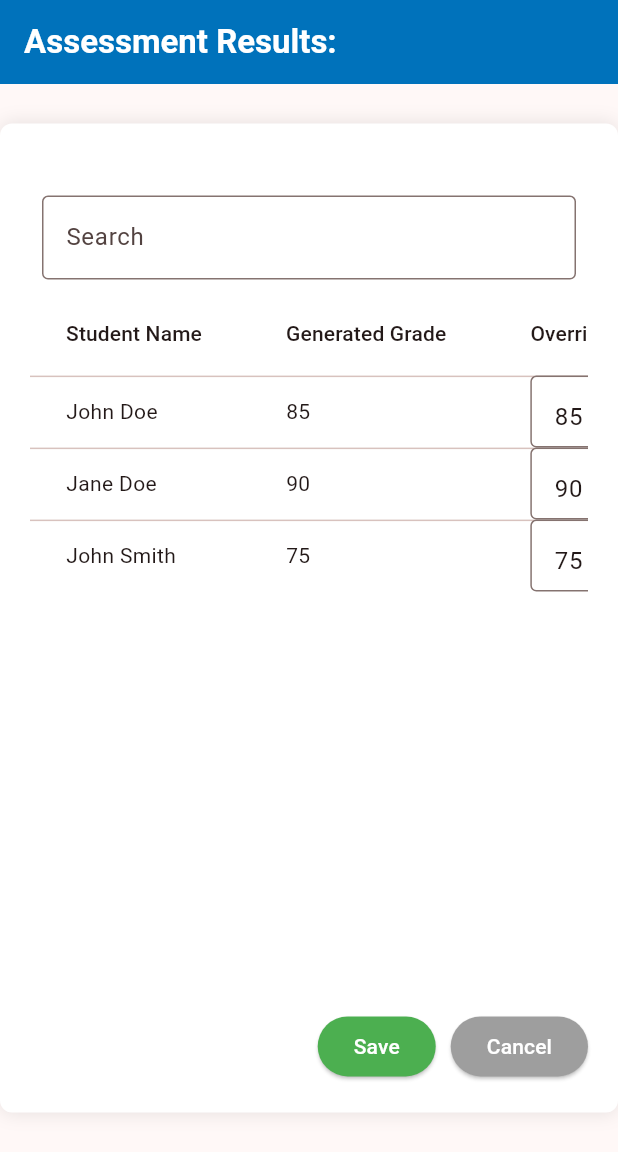
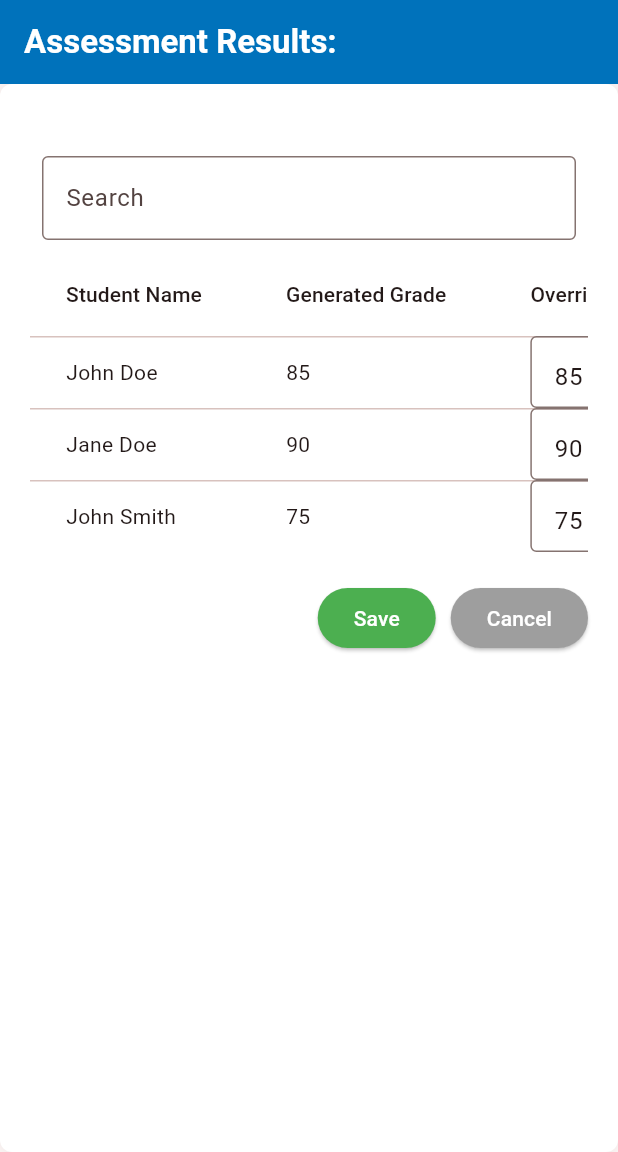
Before and after one commit to umgc/Summer2024, a Flutter app: the CreateViewAssessmentResults screen opened directly with empty values, on a phone screen of 412 x 824 dp, the part 84-1236 px from its top. Run offline on Flutter 3.47's test engine with Material 3 defaults, Android fonts, the phone set to English and light mode, and no system bars.

Commit message:
[TeamC] implement reusable scroll container usage in all components

```diff
--- a/Team-C/test_wizard/lib/widgets/view_assessment_results_form.dart
+++ b/Team-C/test_wizard/lib/widgets/view_assessment_results_form.dart
@@ -1,6 +1,7 @@
 import 'package:flutter/material.dart';
 // import 'package:test_wizard/views/view_test_view.dart';
 import 'package:test_wizard/widgets/cancel_button.dart';
+import 'package:test_wizard/widgets/scroll_container.dart';
 
 class ViewAssessmentResultsForm extends StatefulWidget {
   const ViewAssessmentResultsForm({super.key});
@@ -19,27 +20,7 @@ class AssessmentResultsFormState extends State<ViewAssessmentResultsForm> {
       {'name': 'John Smith', 'generatedGrade': 75, 'overrideGrade': 75},
     ];
 
-    final screenSize = MediaQuery.of(context).size;
-    return Center(
-      child: SingleChildScrollView(
-        child: ConstrainedBox(
-          constraints: BoxConstraints(
-            minHeight: screenSize.height * 0.5,
-            maxHeight: screenSize.height * 0.8,
-          ),
-          child: Container(
-            width: 1200,
-            padding: const EdgeInsets.all(20),
-            decoration: BoxDecoration(
-              color: Colors.white,
-              borderRadius: BorderRadius.circular(8),
-              boxShadow: [
-                BoxShadow(
-                  color: Colors.black.withOpacity(0.1),
-                  blurRadius: 10,
-                ),
-              ],
-            ),
+    return ScrollContainer(
       child: Column(
         crossAxisAlignment: CrossAxisAlignment.stretch,
         children: [
@@ -56,8 +37,7 @@ class AssessmentResultsFormState extends State<ViewAssessmentResultsForm> {
               },
             ),
           ),
-                Expanded(
-                  child: SingleChildScrollView(
+          SingleChildScrollView(
             scrollDirection: Axis.horizontal,
             child: DataTable(
               columns: const [
@@ -70,8 +50,7 @@ class AssessmentResultsFormState extends State<ViewAssessmentResultsForm> {
                 return DataRow(
                   cells: [
                     DataCell(Text(student['name'])),
-                            DataCell(
-                                Text(student['generatedGrade'].toString())),
+                    DataCell(Text(student['generatedGrade'].toString())),
                     DataCell(
                       TextField(
                         controller: TextEditingController(
@@ -84,8 +63,7 @@ class AssessmentResultsFormState extends State<ViewAssessmentResultsForm> {
                         onChanged: (value) {
                           setState(() {
                             student['overrideGrade'] =
-                                        int.tryParse(value) ??
-                                            student['overrideGrade'];
+                                int.tryParse(value) ?? student['overrideGrade'];
                           });
                         },
                       ),
@@ -101,8 +79,7 @@ class AssessmentResultsFormState extends State<ViewAssessmentResultsForm> {
                             onPressed: () {
                               setState(() {
                                 student['overrideGrade'] = int.tryParse(
-                                                student['overrideGrade']
-                                                    .toString()) ??
+                                        student['overrideGrade'].toString()) ??
                                     student['overrideGrade'];
                               });
                             },
@@ -132,7 +109,6 @@ class AssessmentResultsFormState extends State<ViewAssessmentResultsForm> {
               }).toList(),
             ),
           ),
-                ),
           const SizedBox(height: 20),
           Row(
             mainAxisAlignment: MainAxisAlignment.end,
@@ -153,9 +129,6 @@ class AssessmentResultsFormState extends State<ViewAssessmentResultsForm> {
           ),
         ],
       ),
-          ),
-        ),
-      ),
     );
   }
 }
```
Also changed, not shown: Team-C/test_wizard/lib/widgets/view_assessment_page.dart (+4 -30 lines). Lines whose indentation alone changed are shown as unchanged.
